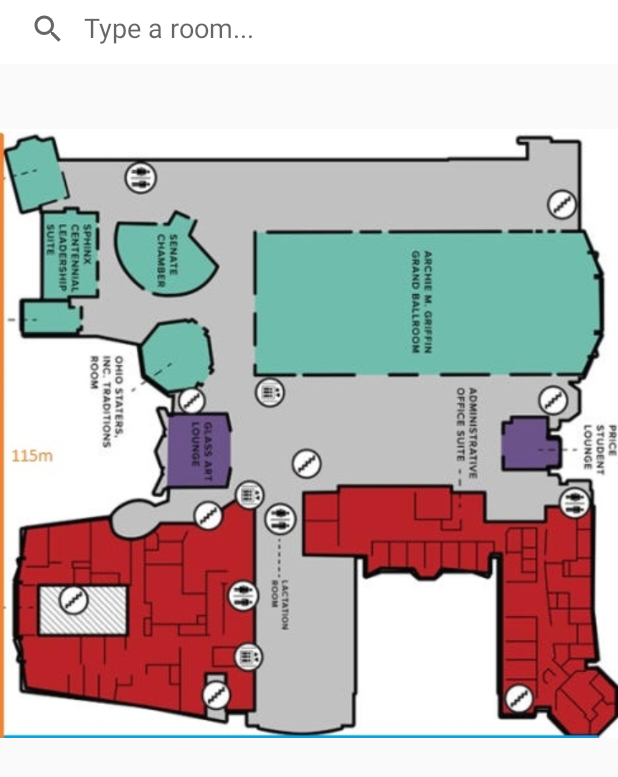
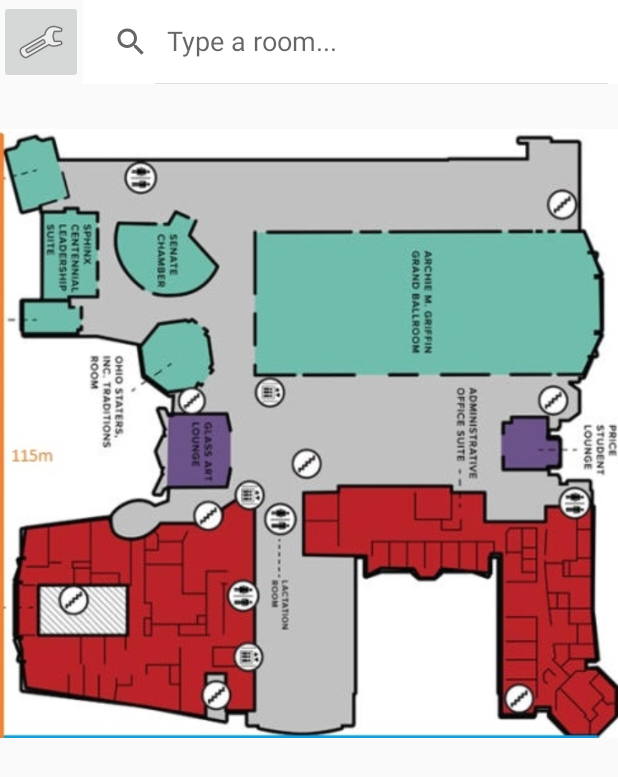
Before and after one commit to mdzirbel/Hack2019, an Android app: the screen it shows after launch (MainActivity), on a phone screen of 412 x 824 dp. Shown: the top 777 px of the screen. Run offline under Robolectric (Android 15) with nearby library versions, the phone set to English and light mode, and no system bars; network calls fail.

Commit message:
Settings

```diff
--- a/app/build.gradle
+++ b/app/build.gradle
@@ -23,6 +23,7 @@ dependencies {
     implementation fileTree(dir: 'libs', include: ['*.jar'])
     implementation 'androidx.appcompat:appcompat:1.1.0'
     implementation 'androidx.constraintlayout:constraintlayout:1.1.3'
+    implementation 'androidx.preference:preference:1.1.0-alpha05'
     testImplementation 'junit:junit:4.12'
     androidTestImplementation 'androidx.test:runner:1.1.1'
     androidTestImplementation 'androidx.test.espresso:espresso-core:3.1.1'
--- a/app/src/main/AndroidManifest.xml
+++ b/app/src/main/AndroidManifest.xml
@@ -14,6 +14,9 @@
         android:roundIcon="@mipmap/ic_launcher_round"
         android:supportsRtl="true"
         android:theme="@style/AppTheme">
+        <activity
+            android:name=".SettingsActivity"
+            android:label="@string/title_activity_settings"></activity>
         <activity android:name=".MainActivity">
             <intent-filter>
                 <action android:name="android.intent.action.MAIN" />
--- a/app/src/main/java/com/example/pathy/MainActivity.java
+++ b/app/src/main/java/com/example/pathy/MainActivity.java
@@ -1,23 +1,20 @@
 package com.example.pathy;
 
+import android.content.Intent;
 import android.os.Bundle;
+import android.view.View;
+import android.widget.ImageButton;
 import android.widget.LinearLayout;
 import android.widget.SearchView;
-import android.util.Log;
-import android.view.MotionEvent;
-import android.widget.SearchView;
-
-import java.io.File;
 
 import androidx.appcompat.app.AppCompatActivity;
-
-import com.example.pathy.aStar.Node;
 
 public class MainActivity extends AppCompatActivity  {
     public SearchView userSearch;
     public SearchBar userSearchClass;
     public LinearLayout suggestion;
     public static LocationCoords location;
+
 
     @Override
     protected void onCreate(Bundle savedInstanceState) {
@@ -33,6 +30,16 @@ public class MainActivity extends AppCompatActivity  {
         userSearch.setIconifiedByDefault(false);
         userSearchClass.registerSearchListeners(userSearch, suggestion, getApplicationContext());
         MapPanning mp = findViewById(R.id.im_move_zoom_rotate);
+
+        ImageButton settingsButton = findViewById(R.id.imageButtonSettings);
+        settingsButton.setOnClickListener(new View.OnClickListener() {
+            @Override
+            public void onClick(View v) {
+                Intent startIntent = new Intent(getApplicationContext(), SettingsActivity.class);
+                startActivity(startIntent);
+            }
+        });
+
         /*for(int x = 0; x < 125; x++)
         {
             for(int y = 0; y < 115; y++)
--- a/app/src/main/res/layout/activity_main.xml
+++ b/app/src/main/res/layout/activity_main.xml
@@ -16,19 +16,18 @@
 
     <SearchView
         android:id="@+id/search"
-        android:layout_width="0dp"
-        android:layout_height="wrap_content"
-        android:layout_marginTop="80dp"
+        android:layout_width="358dp"
+        android:layout_height="56dp"
+        android:layout_marginBottom="595dp"
         android:actionViewClass="android.widget.SearchView"
         android:background="#FFFFFF"
         android:focusable="true"
         android:showAsAction="collapseActionView|ifRoom"
-        app:layout_constraintBottom_toTopOf="@+id/im_move_zoom_rotate"
+        app:layout_constraintBottom_toBottomOf="parent"
         app:layout_constraintEnd_toEndOf="parent"
-        app:layout_constraintHorizontal_bias="0.0"
-        app:layout_constraintStart_toStartOf="parent"
+        app:layout_constraintStart_toEndOf="@+id/imageButtonSettings"
         app:layout_constraintTop_toTopOf="parent"
-        app:layout_constraintVertical_bias="0.666" >
+        app:layout_constraintVertical_bias="0.0">
 
     </SearchView>
 
@@ -40,6 +39,7 @@
         android:layout_marginEnd="16dp"
         android:background="#00FFFFFF"
         app:layout_constraintEnd_toEndOf="parent"
+        app:layout_constraintHorizontal_bias="0.529"
         app:layout_constraintStart_toStartOf="parent"
         app:layout_constraintTop_toBottomOf="@+id/search">
 
@@ -52,8 +52,20 @@
             android:orientation="vertical" />
     </ScrollView>
 
+    <ImageButton
+        android:id="@+id/imageButtonSettings"
+        android:layout_width="56dp"
+        android:layout_height="56dp"
+        android:layout_marginBottom="595dp"
+        app:layout_constraintBottom_toBottomOf="parent"
+        app:layout_constraintEnd_toStartOf="@+id/search"
+        app:layout_constraintHorizontal_bias="1.0"
+        app:layout_constraintStart_toStartOf="parent"
+        app:layout_constraintTop_toTopOf="parent"
+        app:layout_constraintVertical_bias="0.0"
+        app:srcCompat="@android:drawable/ic_menu_preferences" />
+
     <!--    <![CDATA[-->
-
 
 
     <!--    android:layout_height="wrap_content"-->
```
Also changed, not shown: app/src/main/java/com/example/pathy/SettingsActivity.java (added, +31 -0 lines), app/src/main/res/layout/settings_activity.xml (added, +9 -0 lines), app/src/main/res/values/arrays.xml (added, +12 -0 lines), app/src/main/res/values/strings.xml (+16 -0 lines), app/src/main/res/xml/root_preferences.xml (added, +51 -0 lines). Lines whose indentation alone changed are shown as unchanged.
